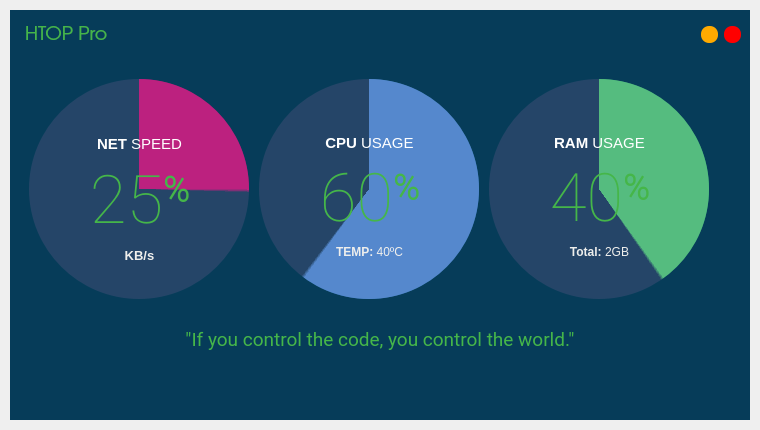
Old version of the form src/ui_main.ui in the repository rishabh3354/htop.
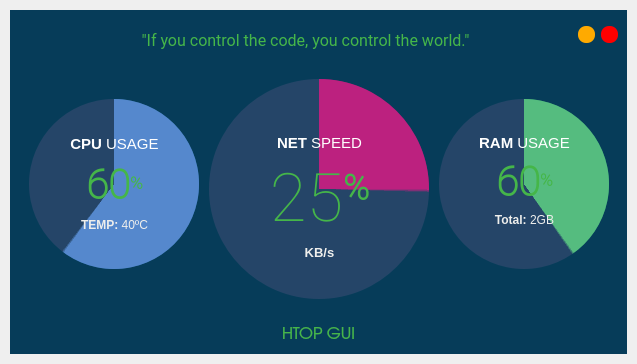
New version of the form. The open tabs and pages were chosen to show the change. Icons and pictures are not drawn.

The edit to the form file:
```diff
--- a/src/ui_main.ui
+++ b/src/ui_main.ui
@@ -6,14 +6,14 @@
    <rect>
     <x>0</x>
     <y>0</y>
-    <width>760</width>
-    <height>430</height>
+    <width>637</width>
+    <height>364</height>
    </rect>
   </property>
   <property name="minimumSize">
    <size>
-    <width>760</width>
-    <height>430</height>
+    <width>500</width>
+    <height>350</height>
    </size>
   </property>
   <property name="windowTitle">
@@ -122,40 +122,42 @@
             <property name="frameShadow">
              <enum>QFrame::Raised</enum>
             </property>
-            <layout class="QVBoxLayout" name="verticalLayout_2">
-             <property name="spacing">
-              <number>0</number>
+            <widget class="QLabel" name="label_13">
+             <property name="geometry">
+              <rect>
+               <x>70</x>
+               <y>20</y>
+               <width>451</width>
+               <height>21</height>
+              </rect>
              </property>
-             <property name="leftMargin">
-              <number>15</number>
+             <property name="maximumSize">
+              <size>
+               <width>451</width>
+               <height>21</height>
+              </size>
              </property>
-             <property name="topMargin">
-              <number>0</number>
+             <property name="font">
+              <font>
+               <family>Roboto</family>
+               <pointsize>12</pointsize>
+              </font>
              </property>
-             <property name="rightMargin">
-              <number>0</number>
+             <property name="styleSheet">
+              <string notr="true">color: rgba(69, 182, 73, 1);
+background-color: none;
+border-radius: 20px;</string>
              </property>
-             <property name="bottomMargin">
-              <number>0</number>
+             <property name="text">
+              <string>&quot;If you control the code, you control the world.&quot;</string>
              </property>
-             <item>
-              <widget class="QLabel" name="label_title">
-               <property name="font">
-                <font>
-                 <family>URW Gothic</family>
-                 <pointsize>14</pointsize>
-                </font>
-               </property>
-               <property name="styleSheet">
-                <string notr="true">color: rgba(69, 182, 73, 1);
-background-color: none;</string>
-               </property>
-               <property name="text">
-                <string>HTOP Pro</string>
-               </property>
-              </widget>
-             </item>
-            </layout>
+             <property name="alignment">
+              <set>Qt::AlignCenter</set>
+             </property>
+             <property name="wordWrap">
+              <bool>true</bool>
+             </property>
+            </widget>
            </widget>
           </item>
           <item>
@@ -339,43 +341,10 @@
                 <property name="frameShadow">
                  <enum>QFrame::Raised</enum>
                 </property>
-                <widget class="QLabel" name="label_13">
-                 <property name="geometry">
-                  <rect>
-                   <x>70</x>
-                   <y>250</y>
-                   <width>582</width>
-                   <height>40</height>
-                  </rect>
-                 </property>
-                 <property name="maximumSize">
-                  <size>
-                   <width>600</width>
-                   <height>40</height>
-                  </size>
-                 </property>
-                 <property name="font">
-                  <font>
-                   <family>Roboto</family>
-                   <pointsize>14</pointsize>
-                  </font>
-                 </property>
-                 <property name="styleSheet">
-                  <string notr="true">color: rgba(69, 182, 73, 1);
-background-color: none;
-border-radius: 20px;</string>
-                 </property>
-                 <property name="text">
-                  <string>&quot;If you control the code, you control the world.&quot;</string>
-                 </property>
-                 <property name="alignment">
-                  <set>Qt::AlignCenter</set>
-                 </property>
-                </widget>
                 <widget class="QFrame" name="circularProgressBar_Main_3">
                  <property name="geometry">
                   <rect>
-                   <x>0</x>
+                   <x>180</x>
                    <y>0</y>
                    <width>240</width>
                    <height>240</height>
@@ -466,7 +435,7 @@
                      <x>10</x>
                      <y>40</y>
                      <width>171</width>
-                     <height>131</height>
+                     <height>127</height>
                     </rect>
                    </property>
                    <layout class="QGridLayout" name="infoLayout_5">
@@ -540,10 +509,10 @@
                 <widget class="QFrame" name="circularProgressBar_Main_5">
                  <property name="geometry">
                   <rect>
-                   <x>230</x>
-                   <y>0</y>
-                   <width>240</width>
-                   <height>240</height>
+                   <x>0</x>
+                   <y>20</y>
+                   <width>181</width>
+                   <height>181</height>
                   </rect>
                  </property>
                  <property name="styleSheet">
@@ -560,13 +529,13 @@
                    <rect>
                     <x>10</x>
                     <y>10</y>
-                    <width>220</width>
-                    <height>220</height>
+                    <width>170</width>
+                    <height>170</height>
                    </rect>
                   </property>
                   <property name="styleSheet">
                    <string notr="true">QFrame{
-	border-radius: 110px;	
+	border-radius: 85px;	
 	background-color: qconicalgradient(cx:0.5, cy:0.5, angle:90, stop:0.400 rgba(85, 170, 255, 255), stop:0.395 rgba(255, 255, 255, 0));
 }</string>
                   </property>
@@ -582,13 +551,13 @@
                    <rect>
                     <x>10</x>
                     <y>10</y>
-                    <width>220</width>
-                    <height>220</height>
+                    <width>170</width>
+                    <height>170</height>
                    </rect>
                   </property>
                   <property name="styleSheet">
                    <string notr="true">QFrame{
-	border-radius: 110px;	
+	border-radius: 85px;	
 	background-color: rgba(85, 85, 127, 100);
 }</string>
                   </property>
@@ -604,8 +573,8 @@
                    <rect>
                     <x>25</x>
                     <y>25</y>
-                    <width>190</width>
-                    <height>190</height>
+                    <width>140</width>
+                    <height>140</height>
                    </rect>
                   </property>
                   <property name="baseSize">
@@ -616,7 +585,7 @@
                   </property>
                   <property name="styleSheet">
                    <string notr="true">QFrame{
-	border-radius: 95px;	
+	border-radius: 65px;	
 	background-color: transparent;
 }</string>
                   </property>
@@ -630,9 +599,9 @@
                    <property name="geometry">
                     <rect>
                      <x>10</x>
-                     <y>40</y>
-                     <width>171</width>
-                     <height>126</height>
+                     <y>20</y>
+                     <width>121</width>
+                     <height>101</height>
                     </rect>
                    </property>
                    <layout class="QGridLayout" name="infoLayout_9">
@@ -670,7 +639,7 @@
  padding: 0px; background-color: none;</string>
                       </property>
                       <property name="text">
-                       <string>&lt;html&gt;&lt;head/&gt;&lt;body&gt;&lt;p align=&quot;center&quot;&gt;&lt;span style=&quot; font-size:50pt; font-weight:600;&quot;&gt;60&lt;/span&gt;&lt;span style=&quot; font-size:40pt; font-weight:600; vertical-align:super;&quot;&gt;%&lt;/span&gt;&lt;/p&gt;&lt;/body&gt;&lt;/html&gt;</string>
+                       <string>&lt;html&gt;&lt;head/&gt;&lt;body&gt;&lt;p align=&quot;center&quot;&gt;&lt;span style=&quot; font-size:30pt;&quot;&gt;60&lt;/span&gt;&lt;span style=&quot; font-size:20pt; vertical-align:super;&quot;&gt;%&lt;/span&gt;&lt;/p&gt;&lt;/body&gt;&lt;/html&gt;</string>
                       </property>
                       <property name="alignment">
                        <set>Qt::AlignCenter</set>
@@ -706,10 +675,10 @@
                 <widget class="QFrame" name="circularProgressBar_Main_2">
                  <property name="geometry">
                   <rect>
-                   <x>460</x>
-                   <y>0</y>
-                   <width>240</width>
-                   <height>240</height>
+                   <x>410</x>
+                   <y>20</y>
+                   <width>181</width>
+                   <height>181</height>
                   </rect>
                  </property>
                  <property name="styleSheet">
@@ -726,13 +695,13 @@
                    <rect>
                     <x>10</x>
                     <y>10</y>
-                    <width>220</width>
-                    <height>220</height>
+                    <width>170</width>
+                    <height>170</height>
                    </rect>
                   </property>
                   <property name="styleSheet">
                    <string notr="true">QFrame{
-	border-radius: 110px;	
+	border-radius: 85px;	
 	background-color: qconicalgradient(cx:0.5, cy:0.5, angle:90, stop:0.600 rgba(85, 255, 127, 255), stop:0.595 rgba(255, 255, 255, 0));
 }</string>
                   </property>
@@ -748,13 +717,13 @@
                    <rect>
                     <x>10</x>
                     <y>10</y>
-                    <width>220</width>
-                    <height>220</height>
+                    <width>170</width>
+                    <height>170</height>
                    </rect>
                   </property>
                   <property name="styleSheet">
                    <string notr="true">QFrame{
-	border-radius: 110px;	
+	border-radius: 85px;	
 	background-color: rgba(85, 85, 127, 100);
 }</string>
                   </property>
@@ -770,8 +739,8 @@
                    <rect>
                     <x>25</x>
                     <y>25</y>
-                    <width>190</width>
-                    <height>190</height>
+                    <width>140</width>
+                    <height>140</height>
                    </rect>
                   </property>
                   <property name="baseSize">
@@ -782,7 +751,7 @@
                   </property>
                   <property name="styleSheet">
                    <string notr="true">QFrame{
-	border-radius: 95px;	
+	border-radius: 65px;	
 	background-color: transparent;
 }</string>
                   </property>
@@ -796,9 +765,9 @@
                    <property name="geometry">
                     <rect>
                      <x>10</x>
-                     <y>40</y>
-                     <width>171</width>
-                     <height>127</height>
+                     <y>20</y>
+                     <width>121</width>
+                     <height>94</height>
                     </rect>
                    </property>
                    <layout class="QGridLayout" name="infoLayout_10">
@@ -836,7 +805,7 @@
 padding: 0px; background-color: none;</string>
                       </property>
                       <property name="text">
-                       <string>&lt;html&gt;&lt;head/&gt;&lt;body&gt;&lt;p align=&quot;center&quot;&gt;&lt;span style=&quot; font-size:50pt; font-weight:600;&quot;&gt;40&lt;/span&gt;&lt;span style=&quot; font-size:40pt; font-weight:600; vertical-align:super;&quot;&gt;%&lt;/span&gt;&lt;/p&gt;&lt;/body&gt;&lt;/html&gt;</string>
+                       <string>&lt;html&gt;&lt;head/&gt;&lt;body&gt;&lt;p align=&quot;center&quot;&gt;&lt;span style=&quot; font-size:30pt;&quot;&gt;60&lt;/span&gt;&lt;span style=&quot; font-size:20pt; vertical-align:super;&quot;&gt;%&lt;/span&gt;&lt;/p&gt;&lt;/body&gt;&lt;/html&gt;</string>
                       </property>
                       <property name="alignment">
                        <set>Qt::AlignCenter</set>
@@ -1984,6 +1953,19 @@
              <property name="bottomMargin">
               <number>0</number>
              </property>
+             <item>
+              <spacer name="horizontalSpacer_10">
+               <property name="orientation">
+                <enum>Qt::Horizontal</enum>
+               </property>
+               <property name="sizeHint" stdset="0">
+                <size>
+                 <width>40</width>
+                 <height>20</height>
+                </size>
+               </property>
+              </spacer>
+             </item>
              <item>
               <widget class="QPushButton" name="home_button_2">
                <property name="sizePolicy">
@@ -2042,6 +2024,23 @@
                </property>
               </widget>
              </item>
+             <item>
+              <widget class="QLabel" name="label_title">
+               <property name="font">
+                <font>
+                 <family>URW Gothic</family>
+                 <pointsize>12</pointsize>
+                </font>
+               </property>
+               <property name="styleSheet">
+                <string notr="true">color: rgba(69, 182, 73, 1);
+background-color: none;</string>
+               </property>
+               <property name="text">
+                <string>HTOP GUI</string>
+               </property>
+              </widget>
+             </item>
              <item>
               <widget class="QPushButton" name="setting">
                <property name="sizePolicy">
@@ -2094,8 +2093,8 @@
                </property>
                <property name="iconSize">
                 <size>
-                 <width>40</width>
-                 <height>33</height>
+                 <width>33</width>
+                 <height>30</height>
                 </size>
                </property>
               </widget>
```
Left out of the diff: 219 changed lines with no effect on the pictures.
